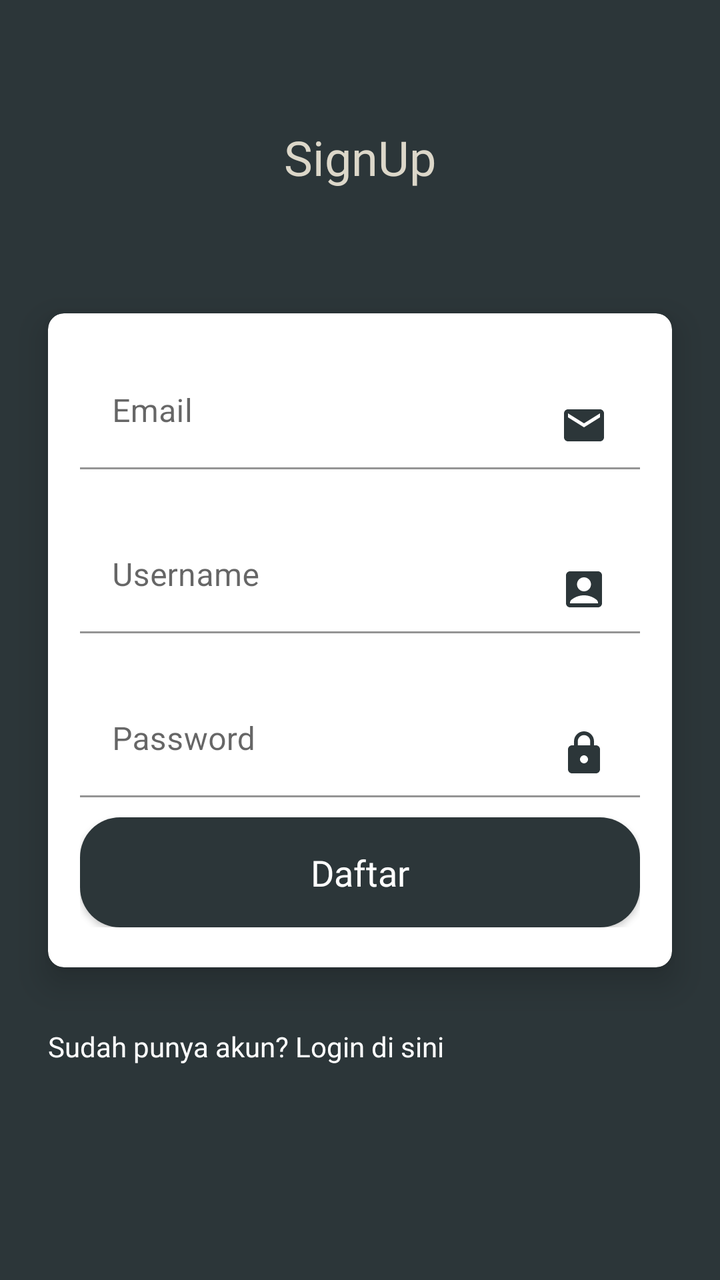
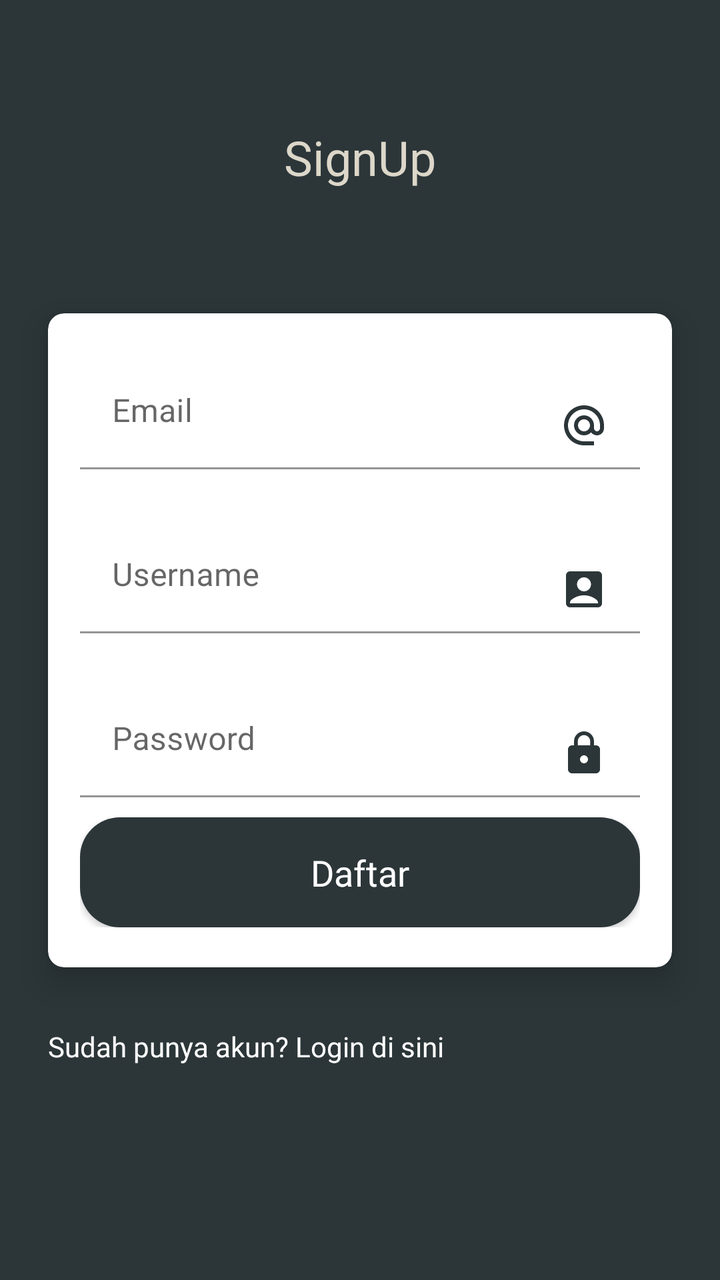

Two renders of the same Android screen: before a commit and after it. Below are the layout's source before the change and the commit's diff.
<!-- AndroidManifest.xml: application theme Theme.SampahKita -->
<!-- res/layout/activity_signup.xml -->
<?xml version="1.0" encoding="utf-8"?>
<androidx.constraintlayout.widget.ConstraintLayout xmlns:android="http://schemas.android.com/apk/res/android"
    android:layout_width="match_parent"
    android:layout_height="match_parent"
    android:background="@color/green_primary"
    xmlns:app="http://schemas.android.com/apk/res-auto">

    <TextView
        android:layout_width="wrap_content"
        android:layout_height="wrap_content"
        android:fontFamily="@font/nobile_bold"
        android:text="@string/signup"
        android:textColor="@color/lightbrown_text"
        android:textSize="24sp"
        app:layout_constraintBottom_toTopOf="@+id/container_form"
        app:layout_constraintEnd_toEndOf="@+id/container_form"
        app:layout_constraintStart_toStartOf="@+id/container_form"
        app:layout_constraintTop_toTopOf="parent" />

    <androidx.cardview.widget.CardView
        android:id="@+id/container_form"
        android:layout_width="match_parent"
        android:layout_height="wrap_content"
        android:layout_marginHorizontal="24dp"
        app:cardCornerRadius="8dp"
        app:cardBackgroundColor="@color/white"
        app:cardElevation="10dp"
        app:layout_constraintBottom_toBottomOf="parent"
        app:layout_constraintTop_toTopOf="parent">

        <LinearLayout
            android:paddingHorizontal="16dp"
            android:paddingVertical="20dp"
            android:layout_width="match_parent"
            android:layout_height="wrap_content"
            android:orientation="vertical">

            <com.google.android.material.textfield.TextInputLayout
                android:layout_width="match_parent"
                android:layout_height="wrap_content"
                android:hint="@string/email"
                app:boxBackgroundColor="@android:color/transparent">

                <com.google.android.material.textfield.TextInputEditText
                    android:id="@+id/et_sign_email"
                    android:layout_width="match_parent"
                    android:layout_height="wrap_content"
                    android:drawableEnd="@drawable/ic_baseline_email_24"
                    android:inputType="text" />

            </com.google.android.material.textfield.TextInputLayout>

            <com.google.android.material.textfield.TextInputLayout
                android:layout_width="match_parent"
                android:layout_height="wrap_content"
                android:layout_marginTop="24dp"
                android:hint="@string/username"
                app:boxBackgroundColor="@android:color/transparent">

                <com.google.android.material.textfield.TextInputEditText
                    android:id="@+id/et_sign_username"
                    android:layout_width="match_parent"
                    android:layout_height="wrap_content"
                    android:drawableEnd="@drawable/ic_baseline_account_box_24"
                    android:inputType="text" />

            </com.google.android.material.textfield.TextInputLayout>

            <com.google.android.material.textfield.TextInputLayout
                android:layout_width="match_parent"
                android:layout_height="wrap_content"
                android:layout_marginTop="24dp"
                android:hint="@string/password"
                app:boxBackgroundColor="@android:color/transparent">

                <com.google.android.material.textfield.TextInputEditText
                    android:id="@+id/et_sign_password"
                    android:layout_width="match_parent"
                    android:layout_height="wrap_content"
                    android:drawableEnd="@drawable/ic_baseline_lock_24"
                    android:inputType="textPassword" />

            </com.google.android.material.textfield.TextInputLayout>

            <androidx.appcompat.widget.AppCompatButton
                android:id="@+id/btn_signup"
                style="@style/Button.Green"
                android:layout_width="match_parent"
                android:layout_height="wrap_content"
                android:fontFamily="@font/poppins"
                android:text="@string/daftar" />

        </LinearLayout>
    </androidx.cardview.widget.CardView>

    <TextView
        android:id="@+id/tv_to_login"
        android:layout_width="wrap_content"
        android:layout_height="wrap_content"
        android:layout_marginTop="30dp"
        android:fontFamily="@font/poppins"
        android:textColor="@color/white"
        android:text="@string/login_question"
        app:layout_constraintStart_toStartOf="@+id/container_form"
        app:layout_constraintTop_toBottomOf="@+id/container_form" />



</androidx.constraintlayout.widget.ConstraintLayout>
<!-- resources referenced by this layout -->
<resources>
  <color name="green_primary">#2C3639</color>
  <color name="lightbrown_text">#DCD7C9</color>
  <color name="white">#FFFFFFFF</color>
  <!-- drawable ic_baseline_account_box_24 (drawable) -->
  <vector android:height="24dp" android:tint="#2C3639"
      android:viewportHeight="24" android:viewportWidth="24"
      android:width="24dp" xmlns:android="http://schemas.android.com/apk/res/android">
      <path android:fillColor="@android:color/white" android:pathData="M19,3H5C3.9,3 3,3.9 3,5v14c0,1.1 0.9,2 2,2h14c1.1,0 2,-0.9 2,-2V5C21,3.9 20.1,3 19,3zM12,6c1.93,0 3.5,1.57 3.5,3.5c0,1.93 -1.57,3.5 -3.5,3.5s-3.5,-1.57 -3.5,-3.5C8.5,7.57 10.07,6 12,6zM19,19H5v-0.23c0,-0.62 0.28,-1.2 0.76,-1.58C7.47,15.82 9.64,15 12,15s4.53,0.82 6.24,2.19c0.48,0.38 0.76,0.97 0.76,1.58V19z"/>
  </vector>
  <!-- drawable ic_baseline_email_24 (drawable) -->
  <vector android:height="24dp" android:tint="#2C3639"
      android:viewportHeight="24" android:viewportWidth="24"
      android:width="24dp" xmlns:android="http://schemas.android.com/apk/res/android">
      <path android:fillColor="@android:color/white" android:pathData="M20,4L4,4c-1.1,0 -1.99,0.9 -1.99,2L2,18c0,1.1 0.9,2 2,2h16c1.1,0 2,-0.9 2,-2L22,6c0,-1.1 -0.9,-2 -2,-2zM20,8l-8,5 -8,-5L4,6l8,5 8,-5v2z"/>
  </vector>
  <!-- drawable ic_baseline_lock_24 (drawable) -->
  <vector android:height="24dp" android:tint="#2C3639"
      android:viewportHeight="24" android:viewportWidth="24"
      android:width="24dp" xmlns:android="http://schemas.android.com/apk/res/android">
      <path android:fillColor="@android:color/white" android:pathData="M18,8h-1L17,6c0,-2.76 -2.24,-5 -5,-5S7,3.24 7,6v2L6,8c-1.1,0 -2,0.9 -2,2v10c0,1.1 0.9,2 2,2h12c1.1,0 2,-0.9 2,-2L20,10c0,-1.1 -0.9,-2 -2,-2zM12,17c-1.1,0 -2,-0.9 -2,-2s0.9,-2 2,-2 2,0.9 2,2 -0.9,2 -2,2zM15.1,8L8.9,8L8.9,6c0,-1.71 1.39,-3.1 3.1,-3.1 1.71,0 3.1,1.39 3.1,3.1v2z"/>
  </vector>
  <string name="daftar">Daftar</string>
  <string name="email">Email</string>
  <string name="login_question">Sudah punya akun? Login di sini</string>
  <string name="password">Password</string>
  <string name="signup">SignUp</string>
  <string name="username">Username</string>
  <style name="Button.Green" parent="ThemeOverlay.AppCompat">
          <item name="colorAccent">@color/green_primary</item>
          <item name="textAllCaps">false</item>
          <item name="fontFamily">@font/nobile_bold</item>
          <item name="android:layout_marginTop">10dp</item>
          <item name="android:height">55dp</item>
          <item name="android:background">@drawable/bg_green_button</item>
          <item name="android:textSize">18sp</item>
          <item name="android:textColor">@color/white</item>
          <item name="colorButtonNormal">@color/green_primary</item>
      </style>
  <style name="Theme.SampahKita" parent="Theme.MaterialComponents.DayNight.NoActionBar">
          
          <item name="colorPrimary">@color/green_primary</item>
          <item name="colorPrimaryVariant">#43555A</item>
          <item name="colorOnPrimary">@color/white</item>
          
          <item name="colorSecondary">@color/green_primary</item>
          <item name="colorSecondaryVariant">#43555A</item>
          <item name="colorOnSecondary">@color/black</item>
          
          <item name="android:statusBarColor">?attr/colorPrimaryVariant</item>
          
      </style>
  <!-- drawable bg_green_button (drawable) -->
  <?xml version="1.0" encoding="utf-8"?>
  <shape xmlns:android="http://schemas.android.com/apk/res/android"
      android:shape="rectangle">
      <corners android:radius="20dp"/>
      <solid android:color="@color/green_primary"/>
  
  </shape>
  <color name="black">#FF000000</color>
</resources>

<!-- the commit's change to res/layout/activity_signup.xml (unified diff, before → after) -->
@@ -45,7 +45,7 @@
                     android:id="@+id/et_sign_email"
                     android:layout_width="match_parent"
                     android:layout_height="wrap_content"
-                    android:drawableEnd="@drawable/ic_baseline_email_24"
+                    android:drawableEnd="@drawable/ic_baseline_alternate_email_24"
                     android:inputType="text" />
 
             </com.google.android.material.textfield.TextInputLayout>
<!-- resource entries referenced after the edit -->
@@ -9,11 +9,11 @@
       android:width="24dp" xmlns:android="http://schemas.android.com/apk/res/android">
       <path android:fillColor="@android:color/white" android:pathData="M19,3H5C3.9,3 3,3.9 3,5v14c0,1.1 0.9,2 2,2h14c1.1,0 2,-0.9 2,-2V5C21,3.9 20.1,3 19,3zM12,6c1.93,0 3.5,1.57 3.5,3.5c0,1.93 -1.57,3.5 -3.5,3.5s-3.5,-1.57 -3.5,-3.5C8.5,7.57 10.07,6 12,6zM19,19H5v-0.23c0,-0.62 0.28,-1.2 0.76,-1.58C7.47,15.82 9.64,15 12,15s4.53,0.82 6.24,2.19c0.48,0.38 0.76,0.97 0.76,1.58V19z"/>
   </vector>
-  <!-- drawable ic_baseline_email_24 (drawable) -->
+  <!-- drawable ic_baseline_alternate_email_24 (drawable) -->
   <vector android:height="24dp" android:tint="#2C3639"
       android:viewportHeight="24" android:viewportWidth="24"
       android:width="24dp" xmlns:android="http://schemas.android.com/apk/res/android">
-      <path android:fillColor="@android:color/white" android:pathData="M20,4L4,4c-1.1,0 -1.99,0.9 -1.99,2L2,18c0,1.1 0.9,2 2,2h16c1.1,0 2,-0.9 2,-2L22,6c0,-1.1 -0.9,-2 -2,-2zM20,8l-8,5 -8,-5L4,6l8,5 8,-5v2z"/>
+      <path android:fillColor="@android:color/white" android:pathData="M12,2C6.48,2 2,6.48 2,12s4.48,10 10,10h5v-2h-5c-4.34,0 -8,-3.66 -8,-8s3.66,-8 8,-8 8,3.66 8,8v1.43c0,0.79 -0.71,1.57 -1.5,1.57s-1.5,-0.78 -1.5,-1.57L17,12c0,-2.76 -2.24,-5 -5,-5s-5,2.24 -5,5 2.24,5 5,5c1.38,0 2.64,-0.56 3.54,-1.47 0.65,0.89 1.77,1.47 2.96,1.47 1.97,0 3.5,-1.6 3.5,-3.57L22,12c0,-5.52 -4.48,-10 -10,-10zM12,15c-1.66,0 -3,-1.34 -3,-3s1.34,-3 3,-3 3,1.34 3,3 -1.34,3 -3,3z"/>
   </vector>
   <!-- drawable ic_baseline_lock_24 (drawable) -->
   <vector android:height="24dp" android:tint="#2C3639"
